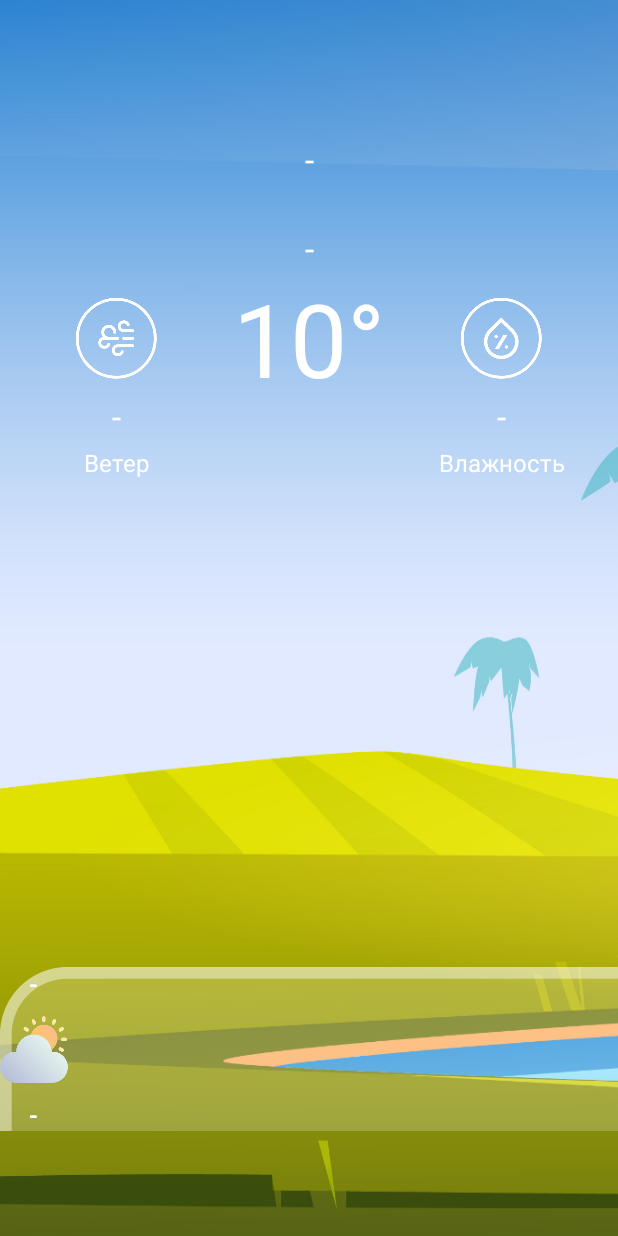
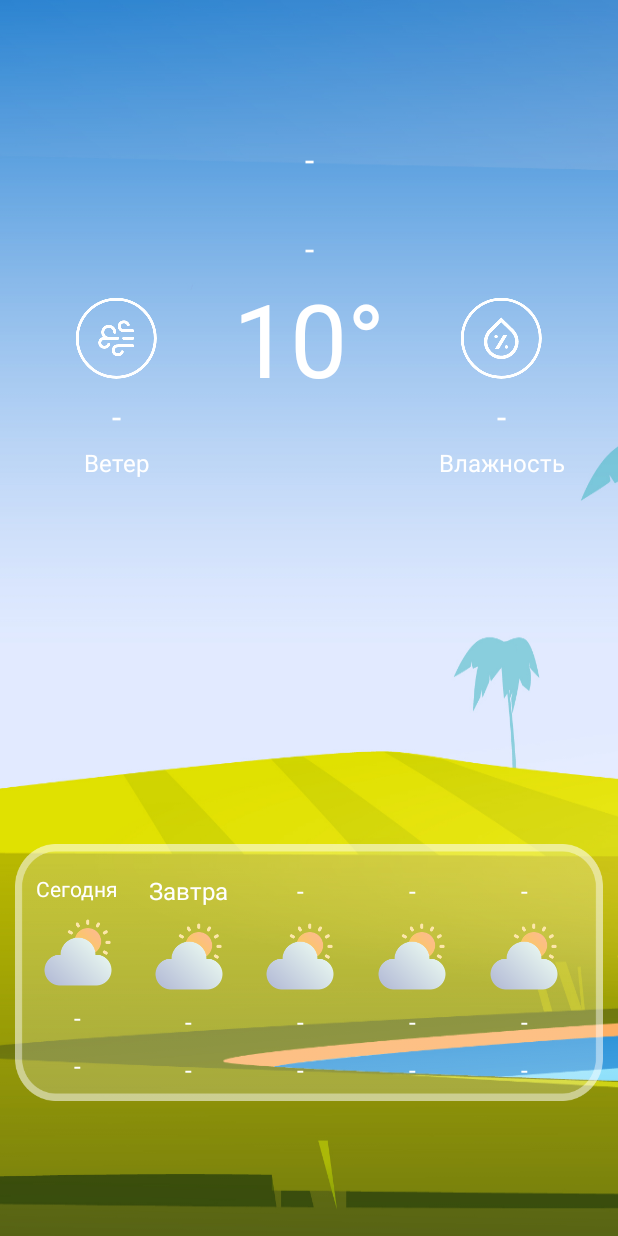
Before and after one commit to Anastasia-is-here/WeatherForecast, an Android app: the layout activity_main.xml on its own in the app's theme, with its tools: preview values and no code run, on a phone screen of 412 x 824 dp. Run offline under Robolectric (Android 15) with nearby library versions, the phone set to English and light mode, and no system bars; network calls fail.

```diff
--- a/app/build.gradle.kts
+++ b/app/build.gradle.kts
@@ -1,6 +1,7 @@
 plugins {
     alias(libs.plugins.android.application)
     alias(libs.plugins.kotlin.android)
+    kotlin("plugin.serialization") version "2.0.21"
 }
 
 android {
@@ -49,8 +50,10 @@ dependencies {
     androidTestImplementation(libs.androidx.junit)
     androidTestImplementation(libs.androidx.espresso.core)
 
+    implementation(libs.gson.v2110)
     implementation(libs.blurview.vversion203)
     implementation(libs.play.services.location)
     implementation(libs.volley)
     implementation(libs.lottie)
+    implementation(libs.kotlinx.serialization.json)
 }
--- a/app/src/main/res/layout/activity_main.xml
+++ b/app/src/main/res/layout/activity_main.xml
@@ -117,19 +117,38 @@
             android:textSize="16sp"/>
 
 
-        <androidx.constraintlayout.widget.ConstraintLayout
+        <RelativeLayout
+            android:layout_width="match_parent"
+            android:layout_height="wrap_content"
+            app:layout_constraintBottom_toBottomOf="parent"
+            app:layout_constraintLeft_toLeftOf="parent"
+            app:layout_constraintRight_toRightOf="parent"
+            android:layout_marginBottom="80dp"
+            android:layout_marginStart="10dp"
+            android:layout_marginEnd="10dp"
+            >
+
+            <ImageView
+                android:layout_width="match_parent"
+                android:layout_height="match_parent"
+                android:scaleType="fitXY"
+                android:src="@drawable/frame"
+                android:layout_alignBottom="@id/daysRow"
+                />
+            <LinearLayout
             android:id="@+id/daysRow"
             android:layout_width="match_parent"
             android:layout_height="wrap_content"
-            android:background="@drawable/frame_img"
             android:orientation="horizontal"
             app:layout_constraintBottom_toBottomOf="parent"
-            android:layout_marginBottom="70dp">
+            android:layout_marginTop="10dp"
+            android:layout_marginBottom="10dp"
+                android:padding="10dp">
 
             <LinearLayout
                 android:layout_width="0dp"
                 android:layout_height="wrap_content"
-                android:layout_marginEnd="20dp"
+                android:layout_marginEnd="10dp"
                 android:layout_weight="1"
                 android:gravity="center"
                 android:orientation="vertical">
@@ -139,9 +158,9 @@
                     android:layout_width="wrap_content"
                     android:layout_height="wrap_content"
                     android:layout_marginBottom="10dp"
-                    android:text="@string/blank_label"
+                    android:text="@string/today"
                     android:textColor="@color/white"
-                    android:textSize="16sp" />
+                    android:textSize="14sp" />
 
                 <ImageView
                     android:id="@+id/dayOneImg"
@@ -150,7 +169,15 @@
                     app:srcCompat="@drawable/cloudy_sunny" />
 
                 <TextView
-                    android:id="@+id/dayOneTemp"
+                    android:id="@+id/dayOneMaxTemp"
+                    android:layout_width="wrap_content"
+                    android:layout_height="wrap_content"
+                    android:layout_marginTop="10dp"
+                    android:text="@string/blank_label"
+                    android:textColor="@color/white"
+                    android:textSize="16sp" />
+                <TextView
+                    android:id="@+id/dayOneMinTemp"
                     android:layout_width="wrap_content"
                     android:layout_height="wrap_content"
                     android:layout_marginTop="10dp"
@@ -162,7 +189,7 @@
             <LinearLayout
                 android:layout_width="0dp"
                 android:layout_height="wrap_content"
-                android:layout_marginEnd="20dp"
+                android:layout_marginEnd="10dp"
                 android:layout_weight="1"
                 android:gravity="center"
                 android:orientation="vertical">
@@ -172,7 +199,7 @@
                     android:layout_width="wrap_content"
                     android:layout_height="wrap_content"
                     android:layout_marginBottom="10dp"
-                    android:text="@string/blank_label"
+                    android:text="@string/tomorrow"
                     android:textColor="@color/white"
                     android:textSize="16sp" />
 
@@ -183,7 +210,15 @@
                     app:srcCompat="@drawable/cloudy_sunny" />
 
                 <TextView
-                    android:id="@+id/dayTwoTemp"
+                    android:id="@+id/dayTwoMaxTemp"
+                    android:layout_width="wrap_content"
+                    android:layout_height="wrap_content"
+                    android:layout_marginTop="10dp"
+                    android:text="@string/blank_label"
+                    android:textColor="@color/white"
+                    android:textSize="16sp" />
+                <TextView
+                    android:id="@+id/dayTwoMinTemp"
                     android:layout_width="wrap_content"
                     android:layout_height="wrap_content"
                     android:layout_marginTop="10dp"
@@ -195,7 +230,7 @@
             <LinearLayout
                 android:layout_width="0dp"
                 android:layout_height="wrap_content"
-                android:layout_marginEnd="20dp"
+                android:layout_marginEnd="10dp"
                 android:layout_weight="1"
                 android:gravity="center"
                 android:orientation="vertical">
@@ -216,7 +251,15 @@
                     app:srcCompat="@drawable/cloudy_sunny" />
 
                 <TextView
-                    android:id="@+id/dayThreeTemp"
+                    android:id="@+id/dayThreeMaxTemp"
+                    android:layout_width="wrap_content"
+                    android:layout_height="wrap_content"
+                    android:layout_marginTop="10dp"
+                    android:text="@string/blank_label"
+                    android:textColor="@color/white"
+                    android:textSize="16sp" />
+                <TextView
+                    android:id="@+id/dayThreeMinTemp"
                     android:layout_width="wrap_content"
                     android:layout_height="wrap_content"
                     android:layout_marginTop="10dp"
@@ -228,7 +271,7 @@
             <LinearLayout
                 android:layout_width="0dp"
                 android:layout_height="wrap_content"
-                android:layout_marginEnd="20dp"
+                android:layout_marginEnd="10dp"
                 android:layout_weight="1"
                 android:gravity="center"
                 android:orientation="vertical">
@@ -249,7 +292,15 @@
                     app:srcCompat="@drawable/cloudy_sunny" />
 
                 <TextView
-                    android:id="@+id/dayFourTemp"
+                    android:id="@+id/dayFourMaxTemp"
+                    android:layout_width="wrap_content"
+                    android:layout_height="wrap_content"
+                    android:layout_marginTop="10dp"
+                    android:text="@string/blank_label"
+                    android:textColor="@color/white"
+                    android:textSize="16sp" />
+                <TextView
+                    android:id="@+id/dayFourMinTemp"
                     android:layout_width="wrap_content"
                     android:layout_height="wrap_content"
                     android:layout_marginTop="10dp"
@@ -261,7 +312,7 @@
             <LinearLayout
                 android:layout_width="0dp"
                 android:layout_height="wrap_content"
-                android:layout_marginEnd="20dp"
+                android:layout_marginEnd="10dp"
                 android:layout_weight="1"
                 android:gravity="center"
                 android:orientation="vertical">
@@ -282,7 +333,15 @@
                     app:srcCompat="@drawable/cloudy_sunny" />
 
                 <TextView
-                    android:id="@+id/dayFiveTemp"
+                    android:id="@+id/dayFiveMaxTemp"
+                    android:layout_width="wrap_content"
+                    android:layout_height="wrap_content"
+                    android:layout_marginTop="10dp"
+                    android:text="@string/blank_label"
+                    android:textColor="@color/white"
+                    android:textSize="16sp" />
+                <TextView
+                    android:id="@+id/dayFiveMinTemp"
                     android:layout_width="wrap_content"
                     android:layout_height="wrap_content"
                     android:layout_marginTop="10dp"
@@ -291,8 +350,8 @@
                     android:textSize="16sp" />
             </LinearLayout>
 
-        </androidx.constraintlayout.widget.ConstraintLayout>
-
+        </LinearLayout>
+        </RelativeLayout>
     </androidx.constraintlayout.widget.ConstraintLayout>
 
 
--- a/app/src/main/res/values/strings.xml
+++ b/app/src/main/res/values/strings.xml
@@ -7,4 +7,6 @@
     <string name="wind_desc">Wind icon</string>
     <string name="humidity">Влажность</string>
     <string name="wind">Ветер</string>
+    <string name="today">Сегодня</string>
+    <string name="tomorrow">Завтра</string>
 </resources>
--- a/gradle/libs.versions.toml
+++ b/gradle/libs.versions.toml
@@ -6,12 +6,14 @@ bumptechGlide = "glide"
 dimezis = "BlurView"
 githubBlurview = "version-2.0.3"
 gson = "2.10.1"
-kotlin = "1.9.24"
+gsonVersion = "2.11.0"
+kotlin = "2.0.21"
 coreKtx = "1.13.1"
 junit = "4.13.2"
 junitVersion = "1.2.1"
 espressoCore = "3.6.1"
 appcompat = "1.7.0"
+kotlinxSerializationJson = "1.7.3"
 lifecycleExtensions = "2.2.0"
 lifecycleRuntimeKtx = "2.8.6"
 loggingInterceptor = "4.9.3"
@@ -40,10 +42,12 @@ blurview-vversion203 = { module = "com.github.Dimezis:BlurView", version.ref = "
 converter-gson = { module = "com.squareup.retrofit2:converter-gson", version.ref = "retrofit" }
 dimezis-blurview = { module = "com.github.Dimezis:BlurView", version.ref = "blurviewVersion" }
 gson = { module = "com.google.code.gson:gson", version.ref = "gson" }
+gson-v2110 = { module = "com.google.code.gson:gson", version.ref = "gsonVersion" }
 junit = { group = "junit", name = "junit", version.ref = "junit" }
 androidx-junit = { group = "androidx.test.ext", name = "junit", version.ref = "junitVersion" }
 androidx-espresso-core = { group = "androidx.test.espresso", name = "espresso-core", version.ref = "espressoCore" }
 androidx-appcompat = { group = "androidx.appcompat", name = "appcompat", version.ref = "appcompat" }
+kotlinx-serialization-json = { module = "org.jetbrains.kotlinx:kotlinx-serialization-json", version.ref = "kotlinxSerializationJson" }
 logging-interceptor = { module = "com.squareup.okhttp3:logging-interceptor", version.ref = "loggingInterceptor" }
 lottie = { module = "com.airbnb.android:lottie", version.ref = "lottie" }
 material = { group = "com.google.android.material", name = "material", version.ref = "material" }
```
Also changed, not shown: app/src/main/java/com/example/weatherreport/Activity/Clouds.kt (added, +8 -0 lines), app/src/main/java/com/example/weatherreport/Activity/Coord.kt (added, +9 -0 lines), app/src/main/java/com/example/weatherreport/Activity/Data.kt (added, +8 -0 lines), app/src/main/java/com/example/weatherreport/Activity/Main.kt (added, +15 -0 lines), app/src/main/java/com/example/weatherreport/Activity/MainActivity.kt (+47 -8 lines), app/src/main/java/com/example/weatherreport/Activity/Sys.kt (added, +10 -0 lines), app/src/main/java/com/example/weatherreport/Activity/Weather.kt (added, +11 -0 lines), app/src/main/java/com/example/weatherreport/Activity/Wind.kt (added, +10 -0 lines), app/src/main/java/com/example/weatherreport/Activity/cForecast.kt (added, +20 -0 lines).
